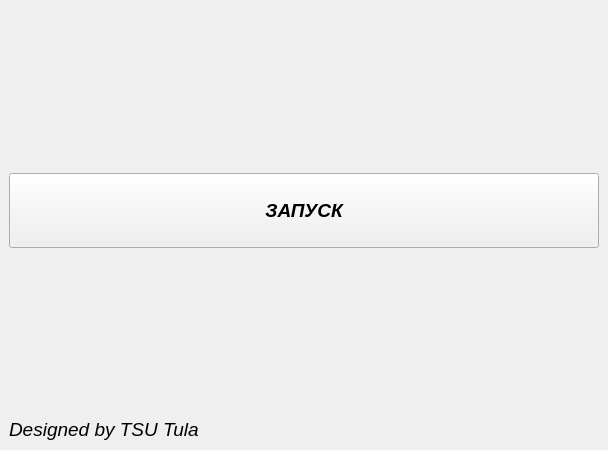
Before: the Qt Designer form Windows/MainWindow/mainwindow.ui in VladislavSts/SensorQT5, drawn with Qt 5.
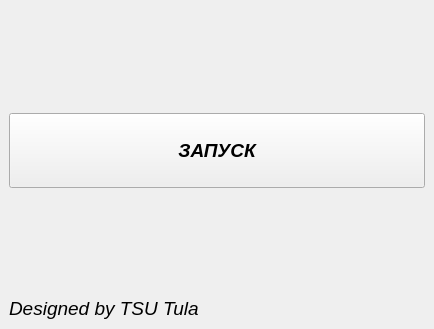
After: the same form once the commit is applied.

What changed in the file:
```diff
--- a/Windows/MainWindow/mainwindow.ui
+++ b/Windows/MainWindow/mainwindow.ui
@@ -6,8 +6,8 @@
    <rect>
     <x>0</x>
     <y>0</y>
-    <width>608</width>
-    <height>450</height>
+    <width>434</width>
+    <height>329</height>
    </rect>
   </property>
   <property name="font">
```
Left out of the diff: 2 changed lines with no effect on the pictures.
